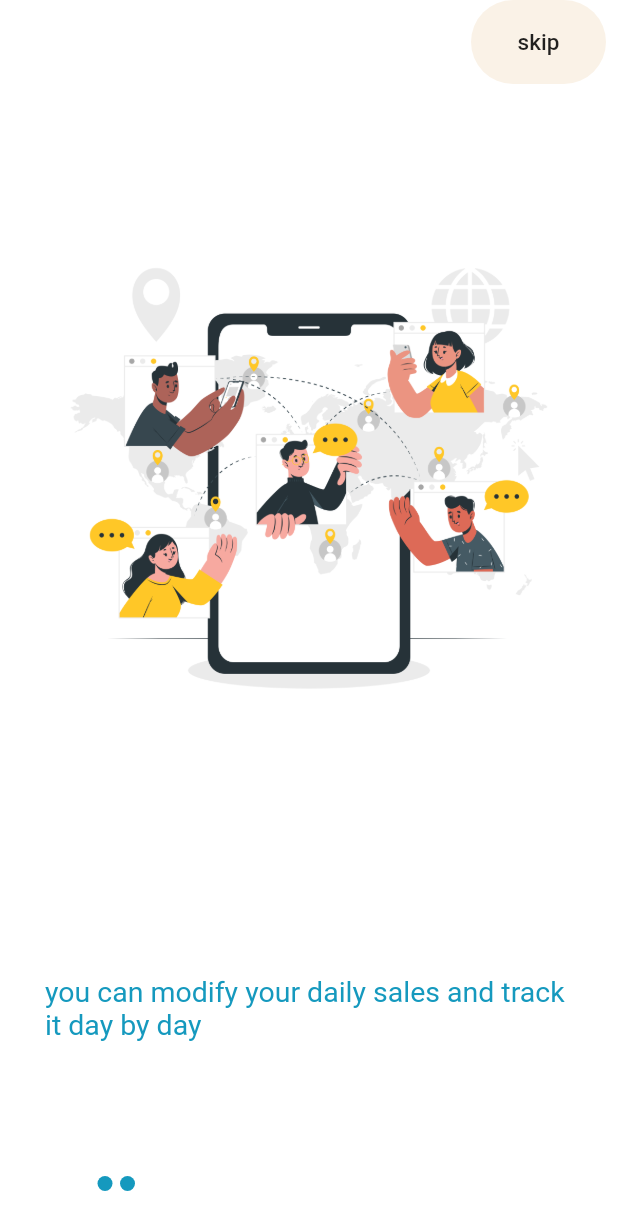
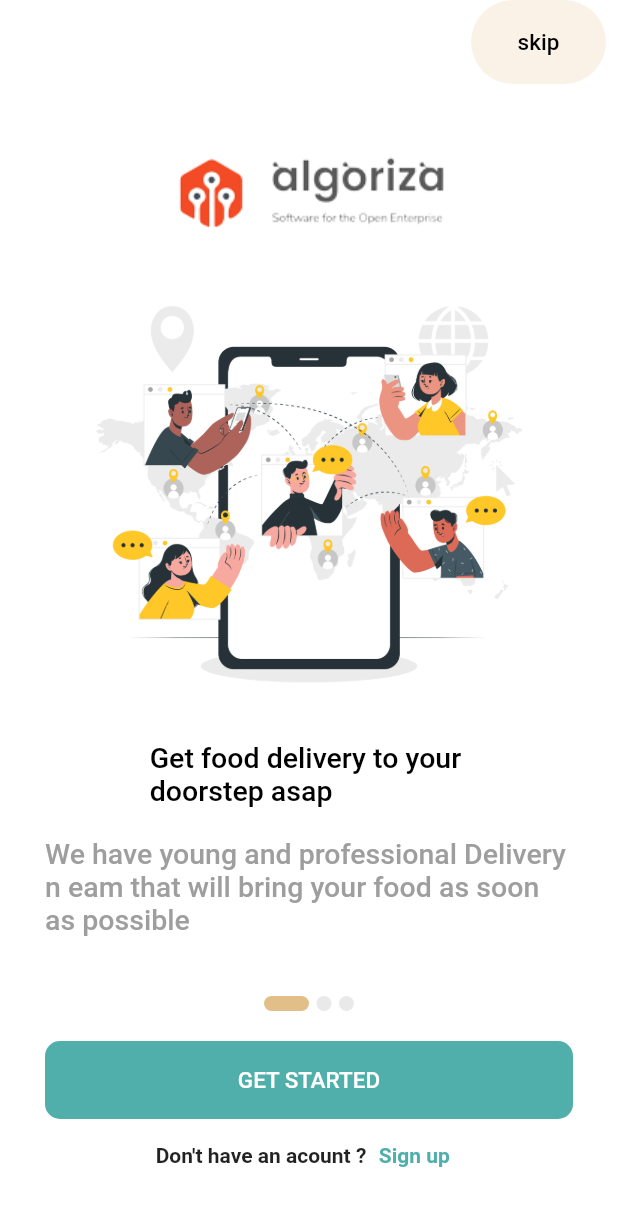
Before and after one commit to MTolba13/Algoriza_first_task, a Flutter app: the screen it shows after launch, on a phone screen of 412 x 824 dp. Shown: the top 1230 px of the screen. Run offline on Flutter 3.47's test engine with Material 2 defaults, Android fonts, the phone set to English and light mode, and no system bars; drawn by our look-alikes of smooth_page_indicator; our stand-ins replace cached_network_image, intl_phone_field; Roboto replaces fonts that are missing (Helvetica).

Commit message:
First Task

```diff
--- a/algoriza_first_task/lib/components/components.dart
+++ b/algoriza_first_task/lib/components/components.dart
@@ -1,16 +1,17 @@
-// The defaultButon
+// ignore_for_file: must_be_immutable, sort_child_properties_last, prefer_typing_uninitialized_variables
 
-// ignore_for_file: sort_child_properties_last
-
+// Flutter imports:
 import 'package:flutter/material.dart';
 
+// The Default Button
 class DefaultButton extends StatelessWidget {
   double width = double.infinity;
   Color color = Colors.teal;
   bool isUpperCase = true;
   double radius = 0.0;
   String text;
-  void Function()? onPressed;
+  Color textColor;
+  Function? onPressed;
 
   DefaultButton({
     Key? key,
@@ -19,6 +20,7 @@ class DefaultButton extends StatelessWidget {
     required this.isUpperCase,
     required this.radius,
     required this.text,
+    required this.textColor,
     required this.onPressed,
   }) : super(key: key);
 
@@ -26,12 +28,13 @@ class DefaultButton extends StatelessWidget {
   Widget build(BuildContext context) {
     return Container(
       width: width,
-      height: 50.0,
+      height: 52.0,
       child: MaterialButton(
         child: Text(
           isUpperCase ? text.toUpperCase() : text,
-          style: const TextStyle(
+          style: TextStyle(
             fontSize: 15,
+            color: textColor,
           ),
         ),
         onPressed: () {},
@@ -45,8 +48,7 @@ class DefaultButton extends StatelessWidget {
 }
 
 // The defaultFormField
-
-class DefaultFormField {
+class DefaultFormField extends StatelessWidget {
   TextEditingController? controller;
   TextInputType? type;
   String? label;
@@ -59,18 +61,20 @@ class DefaultFormField {
   var onChange;
 
   DefaultFormField({
+    Key? key,
     this.controller,
     this.type,
-    required this.label,
-    required this.prefix,
-    required this.suffix,
-    required this.validate,
+    this.label,
+    this.prefix,
+    this.suffix,
+    this.validate,
     required this.isPassword,
     this.suffixPressed,
     this.onTap,
     this.onChange,
-  });
+  }) : super(key: key);
 
+  @override
   Widget build(BuildContext context) {
     return TextFormField(
       style: const TextStyle(
@@ -100,12 +104,12 @@ class DefaultFormField {
           color: Colors.black,
         ),
         focusedBorder: OutlineInputBorder(
-            borderRadius: BorderRadius.circular(25),
+            borderRadius: BorderRadius.circular(5),
             borderSide: const BorderSide(color: Colors.black)),
         border: OutlineInputBorder(
           borderSide: const BorderSide(color: Colors.black),
           borderRadius: BorderRadius.circular(
-            25,
+            5,
           ),
         ),
       ),
--- a/algoriza_first_task/lib/constants/constants.dart
+++ b/algoriza_first_task/lib/constants/constants.dart
@@ -1,9 +1,6 @@
+// Flutter imports:
 import 'package:flutter/material.dart';
-import 'package:hexcolor/hexcolor.dart';
 
-HexColor defaultColor = HexColor('004899');
-HexColor secondaryColor = HexColor('1599be');
+var firstColor = const Color.fromRGBO(226, 190, 136, 1);
 
-var firstColor = const Color(0x00000d47);
-
-var secondColor = const Color.fromRGBO(21, 153, 190, 1);
+var secondColor = const Color.fromRGBO(233, 233, 233, 1);
--- a/algoriza_first_task/lib/main.dart
+++ b/algoriza_first_task/lib/main.dart
@@ -1,5 +1,9 @@
+// Flutter imports:
 import 'package:algoriza_first_task/modules/onBoarding_screen.dart';
 import 'package:flutter/material.dart';
+
+// Project imports:
+import 'package:algoriza_first_task/modules/signin_Screen.dart';
 
 void main() {
   runApp(const MyApp());
@@ -12,6 +16,7 @@ class MyApp extends StatelessWidget {
   @override
   Widget build(BuildContext context) {
     return const MaterialApp(
+      debugShowCheckedModeBanner: false,
       home: OnBoardingScreen(),
     );
   }
--- a/algoriza_first_task/lib/modules/onBoarding_screen.dart
+++ b/algoriza_first_task/lib/modules/onBoarding_screen.dart
@@ -1,13 +1,20 @@
+// Flutter imports:
+import 'package:flutter/material.dart';
+
+// Package imports:
+import 'package:smooth_page_indicator/smooth_page_indicator.dart';
+
+// Project imports:
 import 'package:algoriza_first_task/components/components.dart';
 import 'package:algoriza_first_task/constants/constants.dart';
-import 'package:algoriza_first_task/modules/login_Screen.dart';
-import 'package:flutter/material.dart';
-import 'package:smooth_page_indicator/smooth_page_indicator.dart';
+import 'package:algoriza_first_task/modules/register_screen.dart';
+import 'package:algoriza_first_task/modules/signin_Screen.dart';
 
 class BoardingModel {
-  final String? image;
-  final String? title;
-  final String? body;
+  final String image;
+  final String title;
+
+  final String body;
 
   BoardingModel({
     required this.body,
@@ -30,17 +37,21 @@ class _OnBoardingScreenState extends State<OnBoardingScreen> {
 
   List<BoardingModel> boarding = [
     BoardingModel(
-        image: 'assets/images/1.png',
-        title: 'Sales Tracker',
-        body: 'you can modify your daily sales and track it day by day'),
+        image: 'images/1.png',
+        body: 'Get food delivery to your \ndoorstep asap',
+        title:
+            'We have young and professional Delivery n\team that will bring your food as soon as possible'),
     BoardingModel(
-        image: 'assets/images/2.png',
-        title: 'In Store Offer',
-        body: 'you will find the updated in store offers'),
+        image: 'images/2.png',
+        body: 'Buy Any Food from your \nfavourite resturant',
+        title:
+            'we adding your favourite n\resturant throughout the terriorty and around your area'),
     BoardingModel(
-        image: 'assets/images/3.png',
-        title: 'Internal Exams',
-        body: 'we can do our exams with fun'),
+      image: 'images/3.png',
+      body: 'Buy Any Food from your \nfavourite resturant',
+      title:
+          'we adding your favourite n\resturant throughout the terriorty and around your area',
+    ),
   ];
 
   @override
@@ -52,8 +63,9 @@ class _OnBoardingScreenState extends State<OnBoardingScreen> {
         backgroundColor: Colors.white,
         actions: [
           DefaultButton(
+            textColor: Colors.black,
             onPressed: (() {
-                navigateTo(context, const LoginScreen());
+              navigateTo(context, const SignInScreen());
             }),
             width: 90,
             color: const Color.fromRGBO(250, 242, 231, 1),
@@ -69,7 +81,10 @@ class _OnBoardingScreenState extends State<OnBoardingScreen> {
       body: Padding(
         padding: const EdgeInsets.all(30.0),
         child: Column(
+          mainAxisAlignment: MainAxisAlignment.center,
+          crossAxisAlignment: CrossAxisAlignment.center,
           children: [
+            Image.asset('images/Algoriza.png', fit: BoxFit.cover),
             Expanded(
               child: PageView.builder(
                 onPageChanged: (int index) {
@@ -85,15 +100,17 @@ class _OnBoardingScreenState extends State<OnBoardingScreen> {
                 },
                 controller: boardController,
                 physics: const BouncingScrollPhysics(),
-                  itemBuilder: (context, index) =>
-                      buildBoardingItem(boarding[index]),
+                itemBuilder: (context, index) => buildBoardingItem(
+                  boarding[index],
+                ),
                 itemCount: boarding.length,
               ),
             ),
             const SizedBox(
-                height: 60,
+              height: 20,
             ),
             Row(
+              mainAxisAlignment: MainAxisAlignment.center,
               children: [
                 SmoothPageIndicator(
                   effect: ExpandingDotsEffect(
@@ -109,45 +126,89 @@ class _OnBoardingScreenState extends State<OnBoardingScreen> {
                 ),
               ],
             ),
+            const SizedBox(
+              height: 20,
+            ),
+            DefaultButton(
+              textColor: Colors.white,
+              color: const Color.fromRGBO(81, 175, 171, 1),
+              width: 420,
+              isUpperCase: true,
+              onPressed: () {
+                navigateTo(context, const SignInScreen());
+              },
+              radius: 10,
+              text: 'Get Started',
+            ),
+            Row(
+              mainAxisAlignment: MainAxisAlignment.center,
+              crossAxisAlignment: CrossAxisAlignment.center,
+              children: [
+                const Text(
+                  'Don\'t have an acount ?',
+                  style: TextStyle(fontWeight: FontWeight.bold),
+                ),
+                TextButton(
+                    onPressed: () {
+                      navigateTo(context, const RegisterScreen());
+                    },
+                    child: const Text(
+                      'Sign up',
+                      style: TextStyle(
+                        fontWeight: FontWeight.bold,
+                        color: Color.fromRGBO(81, 175, 171, 1),
+                      ),
+                    ))
               ],
             ),
-        ));
+          ],
+        ),
+      ),
+    );
   }
+
+  // Widget responsible for creating The onBoarding Item
 
   Widget buildBoardingItem(BoardingModel model) => Column(
         crossAxisAlignment: CrossAxisAlignment.start,
         children: [
           Expanded(
+            child: Center(
               child: Image(
-              image: AssetImage('${model.image}'),
+                image: AssetImage(model.image),
+              ),
             ),
           ),
           const SizedBox(
-            height: 30,
+            height: 10,
           ),
-          Text(
-            '${model.title}',
-            style: TextStyle(
-              color: firstColor,
+          Center(
+            child: Text(
+              model.body,
+              style: const TextStyle(
+                color: Colors.black,
                 fontFamily: 'Helvetica',
-              fontWeight: FontWeight.bold,
-              fontSize: 38,
+                fontWeight: FontWeight.w500,
+                fontSize: 19,
+              ),
             ),
           ),
           const SizedBox(
-            height: 30,
+            height: 20,
           ),
-          Text(
-            '${model.body}',
-            style: TextStyle(
-              color: secondColor,
+          Center(
+            child: Text(
+              model.title,
+              style: const TextStyle(
+                color: Colors.grey,
                 fontFamily: 'Helvetica',
-              // fontWeight: FontWeight.w500,
+                fontWeight: FontWeight.w500,
                 fontSize: 19,
               ),
             ),
+          ),
           const SizedBox(
-            height: 30,
+            height: 20,
           ),
         ],
       );
--- a/algoriza_first_task/pubspec.yaml
+++ b/algoriza_first_task/pubspec.yaml
@@ -27,10 +27,14 @@ environment:
 # the latest version available on pub.dev. To see which dependencies have newer
 # versions available, run `flutter pub outdated`.
 dependencies:
+  cached_network_image: ^3.2.1
+  country_pickers: ^2.0.0
   cupertino_icons: ^1.0.2
   flutter:
     sdk: flutter
   hexcolor: ^2.0.7
+  import_sorter: ^4.6.0
+  intl_phone_field: ^3.1.0
   smooth_page_indicator: ^1.0.0+2
 
 dev_dependencies:
@@ -50,7 +54,7 @@ flutter:
 
   # To add assets to your application, add an assets section, like this:
   assets:
-    - assets/images
+    - images/
   #   - images/a_dot_ham.jpeg
   # An image asset can refer to one or more resolution-specific "variants", see
   # https://flutter.dev/assets-and-images/#resolution-aware
```
Also changed, not shown: algoriza_first_task/lib/modules/login_Screen.dart (deleted, +0 -10 lines), algoriza_first_task/lib/modules/register_screen.dart (added, +261 -0 lines), algoriza_first_task/lib/modules/signin_Screen.dart (added, +176 -0 lines), algoriza_first_task/images/1.png (renamed from algoriza_first_task/assets/images/1.png), algoriza_first_task/images/2.png (renamed from algoriza_first_task/assets/images/2.png), algoriza_first_task/images/3.png (renamed from algoriza_first_task/assets/images/3.png), algoriza_first_task/images/Algoriza.png (added), algoriza_first_task/images/abstract.jpg (added), algoriza_first_task/pubspec.lock, 2 other files. Lines whose indentation alone changed are shown as unchanged.
